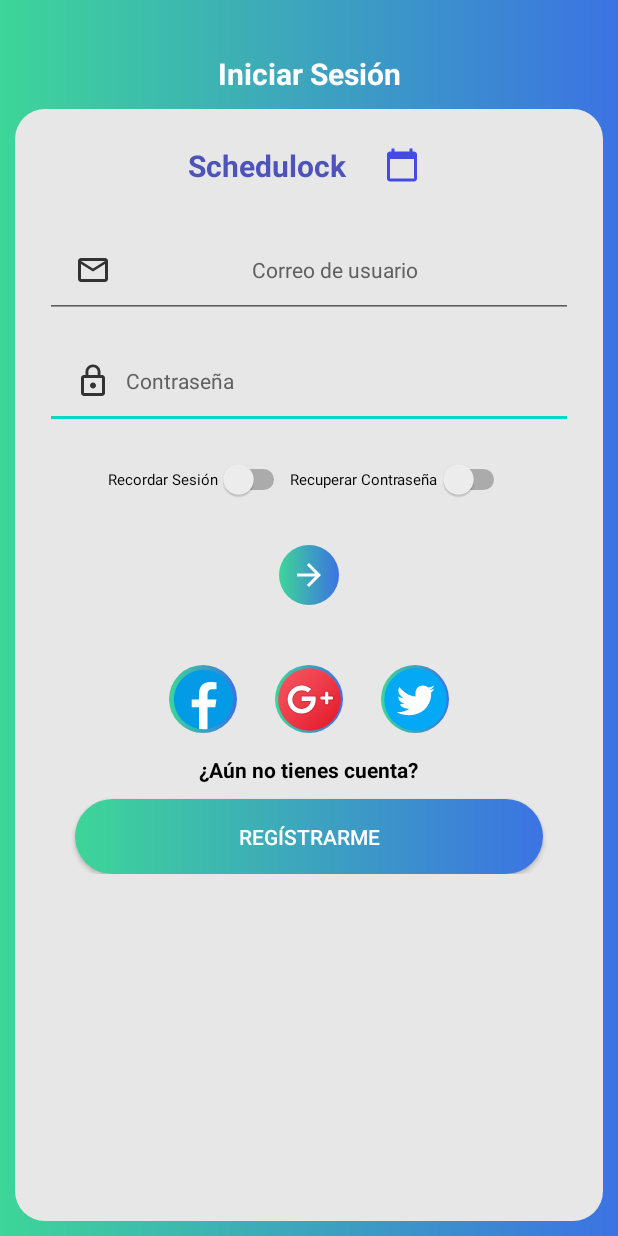
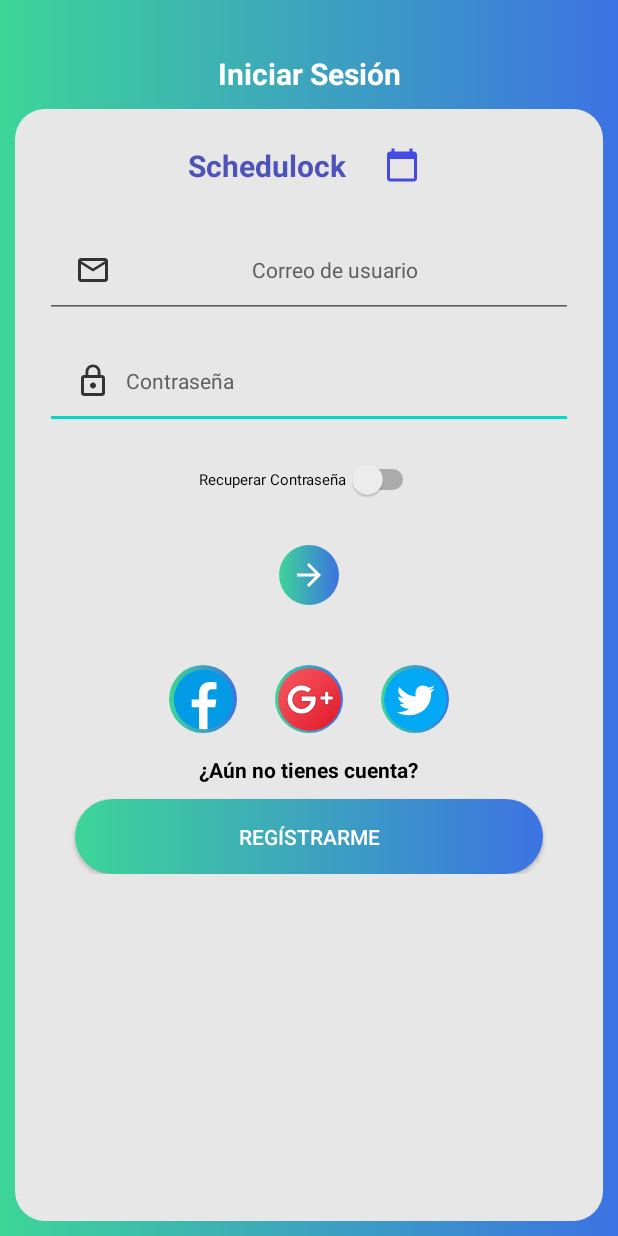
Before and after one commit to compumovil2020/Schedulock, an Android app: the layout actividad_iniciar_sesion.xml on its own in the app's theme, with its tools: preview values and no code run, on a phone screen of 412 x 824 dp. Run offline under Robolectric (Android 15) with nearby library versions, the phone set to English and light mode, and no system bars.

Commit message:
Primera version de autenticacion

```diff
--- a/Schedulock/app/build.gradle
+++ b/Schedulock/app/build.gradle
@@ -1,4 +1,5 @@
 apply plugin: 'com.android.application'
+apply plugin: 'com.google.gms.google-services'
 
 android {
     compileSdkVersion 30
@@ -32,6 +33,7 @@ dependencies {
     implementation 'androidx.navigation:navigation-ui:2.3.0'
     implementation 'androidx.lifecycle:lifecycle-extensions:2.2.0'
     implementation 'com.google.android.gms:play-services-maps:17.0.0'
+    implementation 'com.google.firebase:firebase-auth:16.0.5'
     testImplementation 'junit:junit:4.12'
     androidTestImplementation 'androidx.test.ext:junit:1.1.2'
     androidTestImplementation 'androidx.test.espresso:espresso-core:3.3.0'
--- a/Schedulock/app/src/main/res/layout/actividad_iniciar_sesion.xml
+++ b/Schedulock/app/src/main/res/layout/actividad_iniciar_sesion.xml
@@ -55,7 +55,7 @@
 
                 <EditText
 
-                    android:id="@+id/email"
+                    android:id="@+id/email_user_iniciar_sesion"
                     android:layout_width="match_parent"
                     android:layout_height="wrap_content"
                     android:layout_marginStart="20dp"
@@ -70,7 +70,7 @@
                     android:textSize="14sp" />
 
                 <EditText
-                    android:id="@+id/password"
+                    android:id="@+id/password_user_iniciar_sesion"
                     android:layout_width="match_parent"
                     android:layout_height="wrap_content"
                     android:layout_marginStart="20dp"
@@ -88,14 +88,6 @@
                     android:layout_height="wrap_content"
                     android:layout_marginTop="20dp"
                     android:gravity="center">
-
-                    <Switch
-                        android:id="@+id/cbx_recordar_sesion"
-                        android:layout_width="wrap_content"
-                        android:layout_height="wrap_content"
-                        android:textSize="10dp"
-                        android:text="Recordar Sesión"
-                        tools:ignore="UseSwitchCompatOrMaterialXml" />
                     <Switch
                         android:id="@+id/cbx_recuperar_contraseña"
                         android:layout_width="wrap_content"
--- a/Schedulock/app/src/main/res/menu/fragmento_botones_menu_lateral.xml
+++ b/Schedulock/app/src/main/res/menu/fragmento_botones_menu_lateral.xml
@@ -27,5 +27,5 @@
 
     <item
         android:id="@+id/frg_cerrar_sesion"
-        android:title="Cerrar Sesion" />
+        android:title="Cerrar Sesion"/>
 </menu>
--- a/Schedulock/build.gradle
+++ b/Schedulock/build.gradle
@@ -6,6 +6,7 @@ buildscript {
     }
     dependencies {
         classpath "com.android.tools.build:gradle:4.0.1"
+        classpath 'com.google.gms:google-services:4.2.0'
 
         // NOTE: Do not place your application dependencies here; they belong
         // in the individual module build.gradle files
```
Also changed, not shown: Schedulock/app/src/main/java/com/lostvayneg/schedulock/ActividadPrincipal.java (+33 -3 lines), Schedulock/app/src/main/java/com/lostvayneg/schedulock/Controladores_de_Eventos/Login.java (+71 -3 lines), 1 other file.
